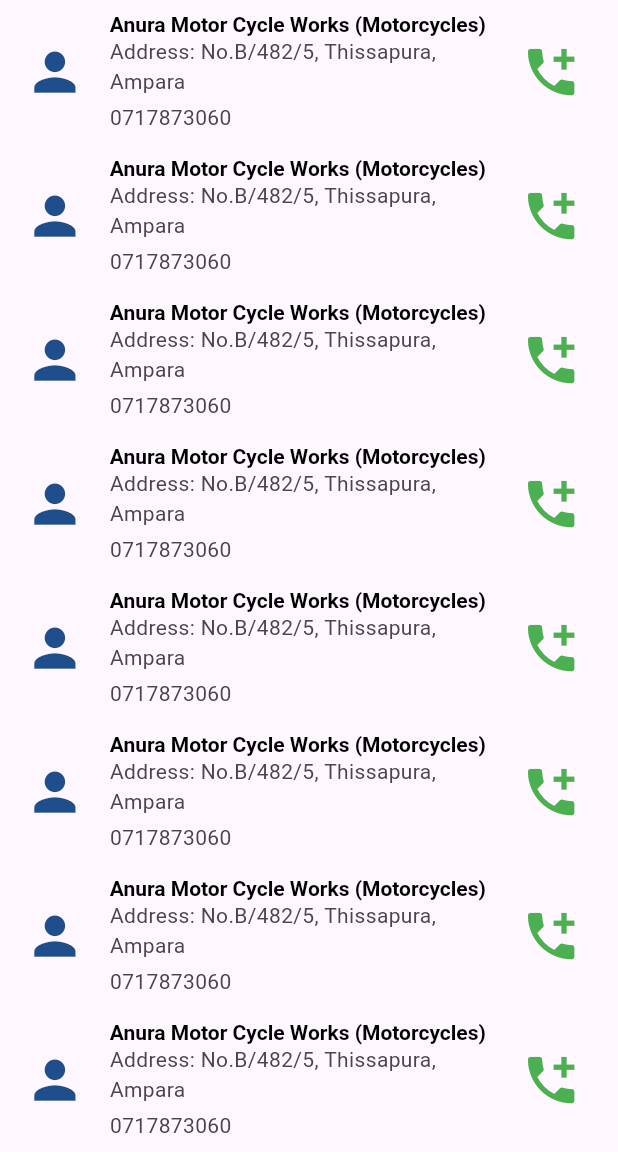
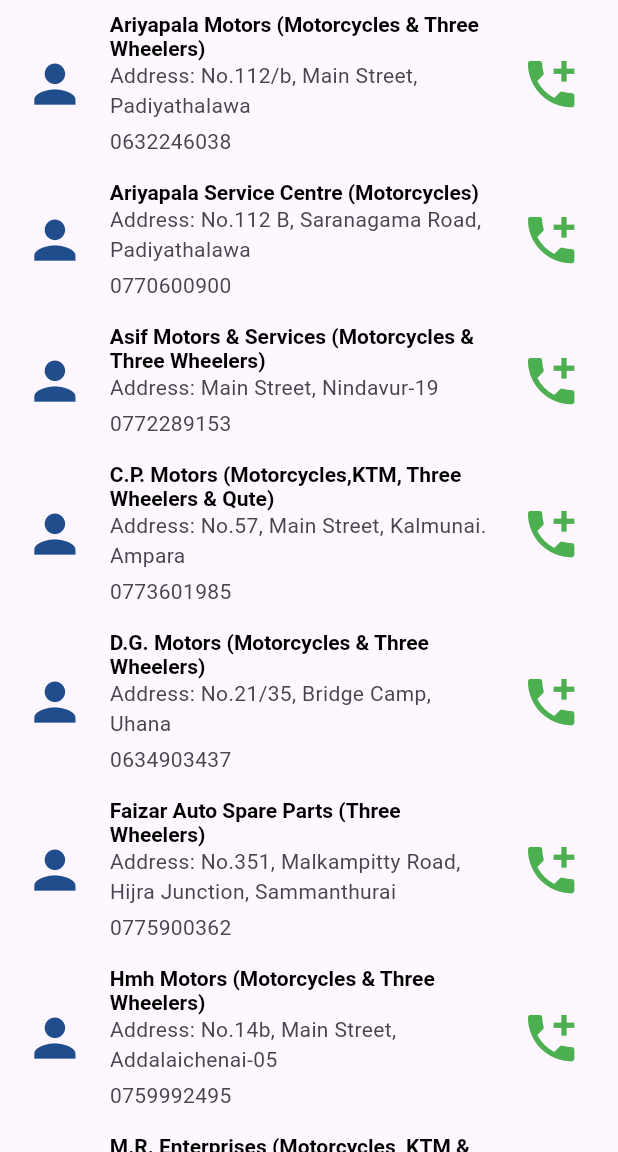
Before and after one commit to Dinethchathurya/riya_garage, a Flutter app: the screen it shows after launch, on a phone screen of 412 x 824 dp, the part 84-1236 px from its top. Run offline on Flutter 3.47's test engine with Material 3 defaults, Android fonts, the light colour scheme and no system bars.

Commit message:
feat : add state management

```diff
--- /dev/null
+++ b/lib/Controller/loadProviderData.dart
@@ -0,0 +1,7 @@
+import 'package:flutter/cupertino.dart';
+
+import '../Data/Bajaj/Maintenance/Ampara.dart';
+
+class Providers with ChangeNotifier {
+  final List<Map<String, dynamic>> availableProviders = maintanceAmpara;
+}
--- a/lib/View/Screens/Components/ProvidersListTileWidget.dart
+++ b/lib/View/Screens/Components/ProvidersListTileWidget.dart
@@ -26,17 +26,17 @@
   Widget build(BuildContext context) {
     return ListTile(
       leading: IconPersonWidget(screenWidth: screenWidth),
-      title: Text('Anura Motor Cycle Works (Motorcycles)'),
-      titleTextStyle : TextStyle(
+      title: Text(providerName),
+      titleTextStyle : const TextStyle(
         color: Colors.black,
         fontWeight: FontWeight.bold,
       ),
       subtitle: Column(
         crossAxisAlignment: CrossAxisAlignment.start,
         children: [
-          Text('Address: No.B/482/5, Thissapura, Ampara'),
-          SizedBox(height: 4), // Adds some spacing between the lines
-          Text('0717873060'), // The additional detail you want to add
+          Text(providerAddress),
+          const SizedBox(height: 4), // Adds some spacing between the lines
+          Text(providerPhoneNumber), // The additional detail you want to add
         ],
       ),
       trailing: GestureDetector(
--- a/lib/View/Screens/SearchTownScreen.dart
+++ b/lib/View/Screens/SearchTownScreen.dart
@@ -1,21 +1,11 @@
-import 'package:flutter/cupertino.dart';
 import 'package:flutter/material.dart';
-import '../../Data/Bajaj/Maintenance/Ampara.dart';
-import '../../Model/ListofProviders.dart';
-import '../../Model/Providers.dart';
+import 'package:provider/provider.dart';
+import 'package:riya_garage/Controller/loadProviderData.dart';
 import '../AppColors.dart';
-import 'Components/Icons/IconCallWidget.dart';
-import 'Components/Icons/IconPersonWidget.dart';
 import 'Components/ProvidersListTileWidget.dart';
-//import 'package:flutter_phone_direct_caller/flutter_phone_direct_caller.dart';
-//import 'package:url_launcher/url_launcher.dart';
-import 'package:riya_garage/Model/Providers.dart';
 
 class SearchTownScreen extends StatelessWidget {
-
-  SearchTownScreen({super.key});
-
-  List<Map<String, dynamic>> items = maintanceAmpara ;
+  const SearchTownScreen({super.key});
 
   @override
   Widget build(BuildContext context) {
@@ -39,19 +29,23 @@
         backgroundColor: AppColors.color7,
       ),
       body: SafeArea(
-          child: ListView.builder(
-            itemCount: items.length,
-            itemBuilder: (context, idx) {
-              var item = items[idx];
-              return ProvidersListTileWidget(
-                screenWidth: screenWidth,
-                providerName: item['name'],
-                providerAddress: item['des'],
-                providerPhoneNumber: item['call'],
-              );
-            },
-          )
-        ,
+          child: Consumer<Providers>(
+              builder: (context, providers, child) {
+                return ListView.builder(
+                  itemCount: providers.availableProviders.length,
+                  itemBuilder: (context, index) {
+                    var provider = providers.availableProviders[index];
+                    return
+                      ProvidersListTileWidget(
+                        screenWidth: screenWidth,
+                        providerName: provider['name'],
+                        providerAddress: provider['des'],
+                        providerPhoneNumber: provider['call'],
+                      );
+                  },
+                );
+              },
+          ),
       ),
     );
   }
--- a/lib/main.dart
+++ b/lib/main.dart
@@ -1,9 +1,7 @@
 import 'package:flutter/material.dart';
+import 'package:provider/provider.dart';
+import 'package:riya_garage/Controller/loadProviderData.dart';
 import 'package:riya_garage/View/AppColors.dart';
-import 'package:riya_garage/View/Screens/SecondScreen.dart';
-
-import 'View/Screens/DistrictsScreen.dart';
-import 'View/Screens/HomeScreen.dart';
 import 'View/Screens/SearchTownScreen.dart';
 
 void main() {
@@ -15,12 +13,16 @@
 
   @override
   Widget build(BuildContext context) {
-    return MaterialApp(
-      title: 'Flutter Demo',
-      theme: ThemeData(
-        dialogBackgroundColor: AppColors.color2,
-      ),
-      home: SearchTownScreen(),
-    );
+    return
+      ChangeNotifierProvider(
+          create: (_) => new Providers(),
+          child: MaterialApp(
+            title: 'Flutter Demo',
+            theme: ThemeData(
+              dialogBackgroundColor: AppColors.color2,
+            ),
+            home: const SearchTownScreen(),
+          )
+      );
   }
 }
--- a/pubspec.yaml
+++ b/pubspec.yaml
@@ -35,6 +35,7 @@
   # The following adds the Cupertino Icons font to your application.
   # Use with the CupertinoIcons class for iOS style icons.
   cupertino_icons: ^1.0.8
+  provider: ^6.1.2
 
 
 
```
